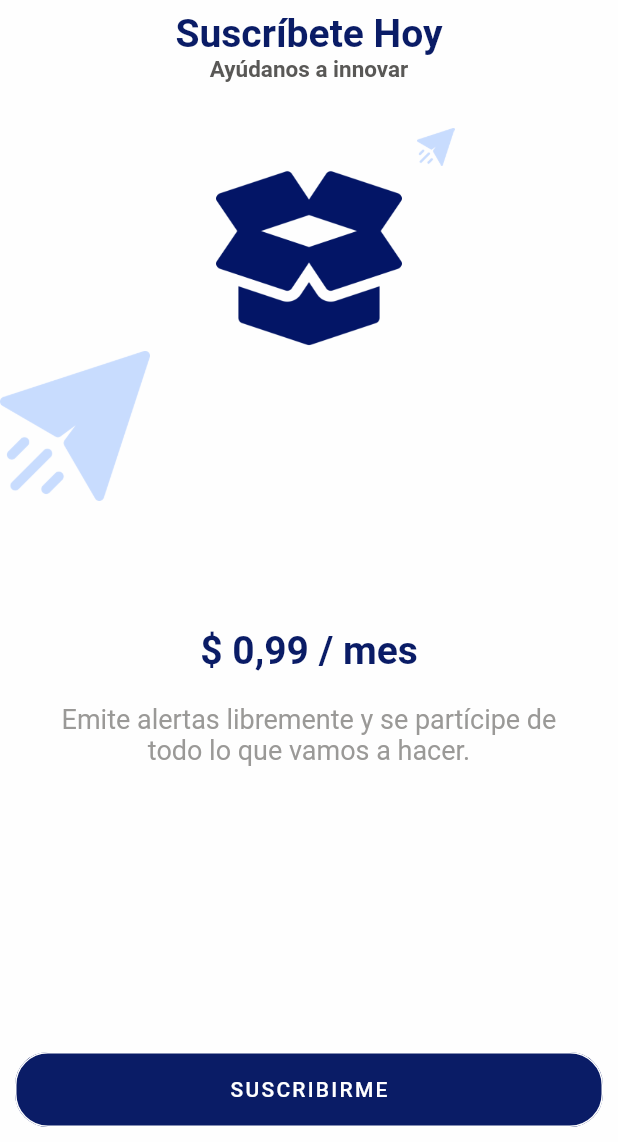
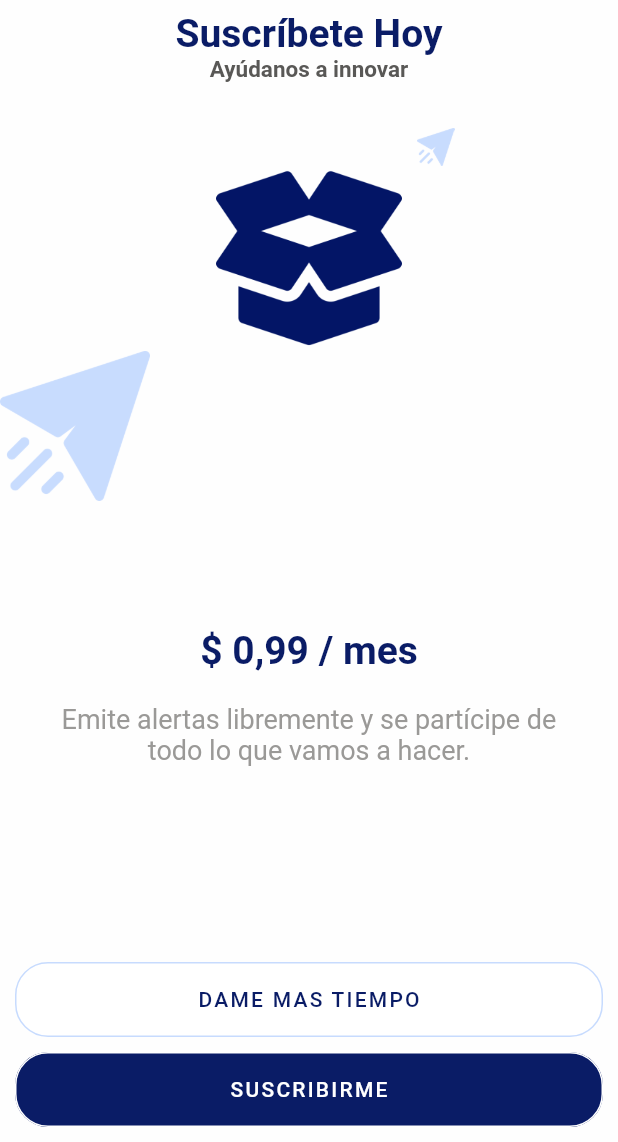
Before and after one commit to jkdlgit/residente, a Flutter app: the Suscription screen opened directly, on a phone screen of 412 x 824 dp, the part 94-1236 px from its top. Run offline on Flutter 3.47's test engine with Material 2 defaults, Android fonts, the phone set to English and light mode, and no system bars; our stand-ins replace cloud_firestore, data_connection_checker, flushbar, in_app_purchase, percent_indicator, progress_dialog and 2 more; missing offline and left inert: flutter_inapp_purchase, true_time; accounts and stored records are empty.

```diff
--- a/lib/library/variables_globales.dart
+++ b/lib/library/variables_globales.dart
@@ -9,4 +9,9 @@ String appName = "Alert Now";
 bool alertaCancelada = false;
 bool isSuscribed = false;
 String suscriptionName = "telefono";
-int testDay = 7;
+int testDay = 7; //REPRESENTA LA CANTIDAD DE DIAS DE PRUEBAS EN LA APP
+bool setMoreTimeSuscription = false;
+int testDayWait = 3;
+/*REPRESENTA LA CANTIDAD EN DIAS DE GRACIA QUE TENDRA
+                        EL USUARIO*/
+bool isActivatedSuscriptionFreeTime = false;
--- a/lib/models/residente.dart
+++ b/lib/models/residente.dart
@@ -38,6 +38,11 @@ class Campos {
 
   static String contTestDay = 'CONTTESTDAY';
   static String lastDay = 'LASTDAY';
+  static String setMoreTimeSuscription = 'SETMORETIMESUSCRIPTION';
+
+  static String futureSuscription = 'FUTURESUSCRIPTION';
+  static String isActivatedSuscriptionFreeTime =
+      'ISACTIVATEDSUSCRIPTIONFREETIME';
 }
 
 class Coleccion {
--- a/lib/screens/suscription.dart
+++ b/lib/screens/suscription.dart
@@ -8,9 +8,12 @@ import 'package:flutter/services.dart';
 import 'package:flutter_inapp_purchase/flutter_inapp_purchase.dart';
 import 'package:progress_dialog/progress_dialog.dart';
 import 'package:residente/library/variables_globales.dart' as global;
+import 'package:residente/main.dart';
 import 'package:residente/models/residente.dart';
+import 'package:residente/screens/home.dart';
 import 'package:residente/screens/register2.dart';
 import 'package:residente/screens/suscriptionTankyou.dart';
+import 'package:residente/utils/localStorageDB.dart';
 import 'package:residente/utils/methos.dart';
 
 class Suscription extends StatefulWidget {
@@ -18,6 +21,7 @@ class Suscription extends StatefulWidget {
   _SuscriptionState createState() => _SuscriptionState();
 }
 
+final localDb = LocalDataBase();
 final db = Firestore.instance;
 StreamSubscription purchaseUpdatedSubscription;
 StreamSubscription purchaseErrorSubscription;
@@ -290,6 +294,42 @@ class _SuscriptionState extends State<Suscription> {
             ),
           ),
         ),
+        global.isActivatedSuscriptionFreeTime
+            ? SizedBox(
+                height: 0.0,
+              )
+            : Align(
+                alignment: Alignment.bottomCenter,
+                child: Builder(
+                  builder: (context) => Center(
+                    child: Container(
+                      width: Posiciones.getBottomButtonSize(context),
+                      height: 50.0,
+                      child: FlatButton(
+                        color: MyColors.white,
+                        onPressed: () {
+                          //Inicia el proceso de suscripcion
+                          //_requestSubscription(global.suscriptionName);
+                          _setMoreTimeToSuscription();
+//                    _suscribe(context);
+                        },
+                        child: Text(
+                          'DAME MAS TIEMPO',
+                          style: TextStyle(
+                              letterSpacing: 1.5, color: MyColors.sapphire),
+                        ),
+                        shape: RoundedRectangleBorder(
+                          borderRadius: new BorderRadius.circular(22.0),
+                          side: BorderSide(color: MyColors.lavender_blue),
+                        ),
+                      ),
+                    ),
+                  ),
+                ),
+              ),
+        SizedBox(
+          height: Posiciones.separacion_inferior_boton,
+        ),
         Align(
           alignment: Alignment.bottomCenter,
           child: Builder(
@@ -385,6 +425,23 @@ NECESITE TERMINAR EL REGISTRO, DESPUES DE UN TIEMPO VOLVER A SUGERIRLE QUE SE SU
           .requestSubscription(global.suscriptionName);
     } catch (err) {}
   }
+
+  _setMoreTimeToSuscription() async {
+    try {
+      if (!global.setMoreTimeSuscription) {
+        try {
+          global.setMoreTimeSuscription = true;
+          localDb.save(
+              Campos.setMoreTimeSuscription, global.testDayWait.toString());
+        } catch (ex) {}
+      }
+    } catch (err) {
+      int i = 0;
+    }
+    //verificar si se lanza main
+    Navigator.push(
+        context, MaterialPageRoute(builder: (context) => MainHome()));
+  }
 /*
   Future _getPurchasesSuscription() async {
     String productId = "";
```
Also changed, not shown: lib/main.dart (+71 -1 lines), pubspec.lock, 1 other file.
